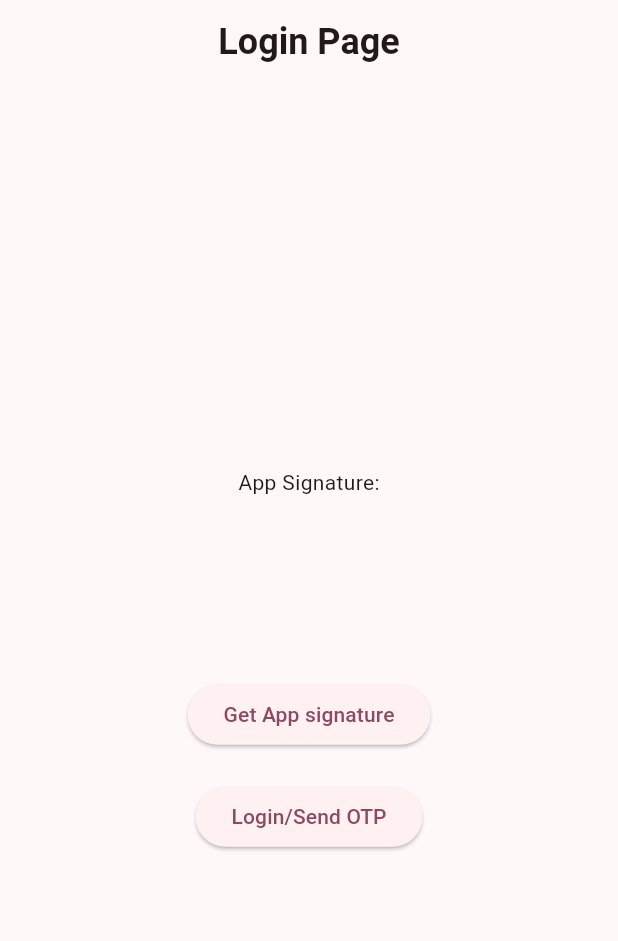
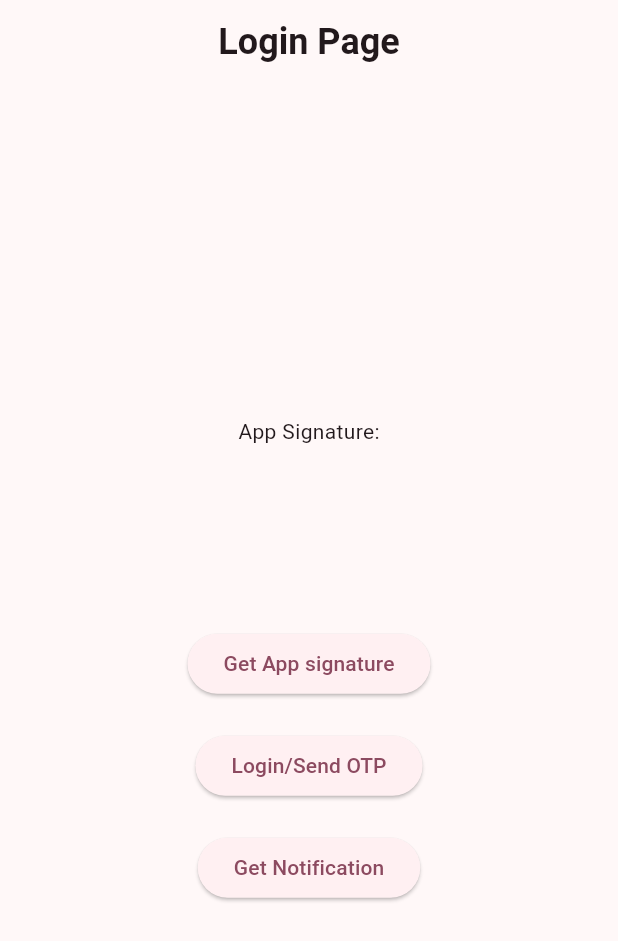
Before and after one commit to Mujjafar-Momin/getx_demo, a Flutter app: the screen it shows after launch, on a phone screen of 412 x 824 dp. Shown: the top 941 px of the screen. Run offline on Flutter 3.47's test engine with Material 3 defaults, Android fonts, the phone set to English and light mode, and no system bars; our stand-ins replace camera, flutter_local_notifications, flutter_svg, get, google_fonts, image_gallery_saver and 2 more; missing offline and left inert: qr_code_scanner.

Commit message:
local notification

```diff
--- a/lib/controllers/sms_autofill/sms_controller.dart
+++ b/lib/controllers/sms_autofill/sms_controller.dart
@@ -1,36 +1,89 @@
 import 'package:flutter/material.dart';
+import 'package:flutter_local_notifications/flutter_local_notifications.dart';
 import 'package:get/get.dart';
 import 'package:getx_demo/bindings/sms_binding.dart';
 import 'package:getx_demo/screens/sms_autofill/otp_page.dart';
 import 'package:getx_demo/widgets/country.dart';
 import 'package:sms_autofill/sms_autofill.dart';
 
-
-class SmsController extends GetxController{
- String appSign='';
- String otpCode='';
+class SmsController extends GetxController {
+  String appSign = '';
+  String otpCode = '';
 
   @override
   void onInit() {
     // TODO: implement onInit
     super.onInit();
     listenOTP();
-
+    initNotification();
   }
 
- void listenOTP()async{
+  void listenOTP() async {
     await SmsAutoFill().listenForCode();
- }
+  }
 
- int i=0;
+  int i = 0;
 
-
-  getAppSign()async{
-    appSign= await SmsAutoFill().getAppSignature;
+  getAppSign() async {
+    appSign = await SmsAutoFill().getAppSignature;
     print('app signature $appSign');
     update();
   }
- navigateToOtp(){
-    Get.to(()=>const OtpPage(),binding: SmsBinding());
- }
+
+  navigateToOtp() {
+    Get.to(() => const OtpPage(), binding: SmsBinding());
+  }
+
+  static  final FlutterLocalNotificationsPlugin fltNotificationsPlugin = FlutterLocalNotificationsPlugin();
+
+  initNotification() async {
+    print('initNotification');
+    try {
+
+        var androidSetting=const AndroidInitializationSettings('app_icon');
+        var iosSetting= DarwinInitializationSettings(
+            requestAlertPermission: true,
+            requestSoundPermission: true,
+            requestBadgePermission: true ,
+            onDidReceiveLocalNotification: (int id,String? title,String? body,String? payload) async{}
+        );
+
+        var initializationSettings =  InitializationSettings(
+          android:androidSetting,
+          iOS:iosSetting,);
+
+      var res =await fltNotificationsPlugin.initialize(
+        initializationSettings,
+        // onDidReceiveBackgroundNotificationResponse: (NotificationResponse? response){
+        //   print('');
+        // },
+        onDidReceiveNotificationResponse: notificationReceive,
+      );
+      print('res ${res}');
+    } catch (e) {
+      print(e);
+    }
+  }
+
+  Future showNotification() async {
+
+    var androidDetails = const AndroidNotificationDetails(
+      'New Id',
+      'New Name',
+      channelDescription: 'Channel Description',
+      visibility: NotificationVisibility.public,
+      importance: Importance.max,
+      priority: Priority.high,
+      channelAction: AndroidNotificationChannelAction.update,
+    );
+    var iosDetails = const DarwinNotificationDetails();
+    var notificationDetails =  NotificationDetails(android: androidDetails, iOS: iosDetails);
+
+    await fltNotificationsPlugin.show(1, 'title', 'body', notificationDetails,payload: 'payload');
+    print('response');
+  }
+
+  notificationReceive(NotificationResponse response) {
+    print(response);
+  }
 }
--- a/lib/main.dart
+++ b/lib/main.dart
@@ -9,6 +9,7 @@ import 'package:getx_demo/screens/sms_autofill/login_page.dart';
 import 'package:getx_demo/screens/splash_page.dart';
 
 void main() {
+  WidgetsFlutterBinding.ensureInitialized();
   runApp(const MyApp());
 }
 
--- a/lib/screens/sms_autofill/login_page.dart
+++ b/lib/screens/sms_autofill/login_page.dart
@@ -37,6 +37,13 @@ class LoginPage extends StatelessWidget {
                   onPressed: ()=>controller.navigateToOtp(),
                   child: const Text("Login/Send OTP"),
                 ),
+                const SizedBox(height: 20,),
+                ElevatedButton(
+                  onPressed: (){
+                    controller.showNotification();
+                  },
+                  child: const Text("Get Notification"),
+                ),
               ],
             ),
           ),
--- a/pubspec.yaml
+++ b/pubspec.yaml
@@ -48,6 +48,7 @@ dependencies:
   path: ^1.8.3
   qr_code_scanner: ^1.0.1
   sms_autofill: ^2.3.0
+  flutter_local_notifications: ^16.2.0
 
 dev_dependencies:
   flutter_test:
```
Also changed, not shown: pubspec.lock, 5 other files.
